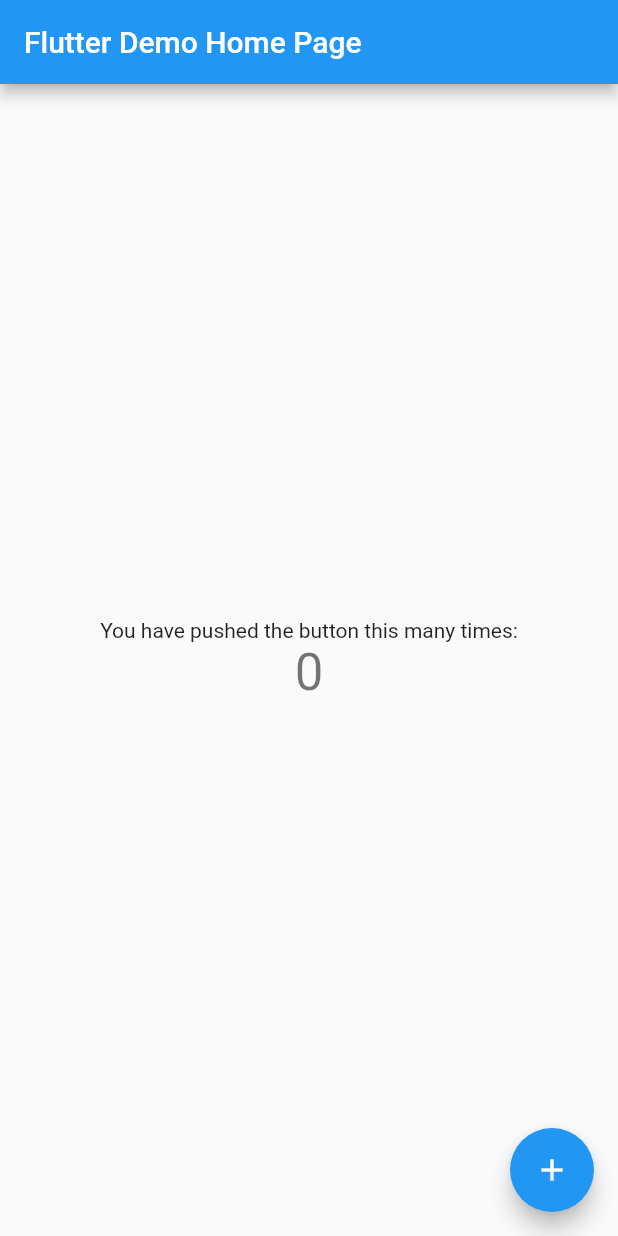
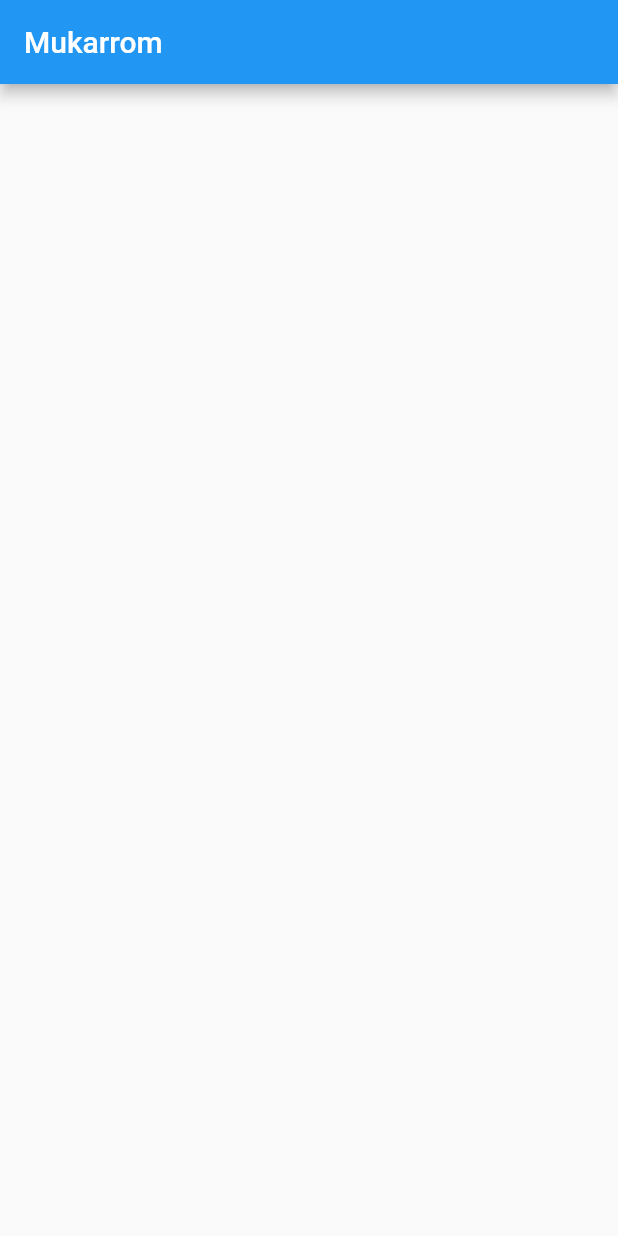
Before and after one commit to mukarrom/mmh-portfolio, a Flutter app: the screen it shows after launch, on a phone screen of 412 x 824 dp. Run offline on Flutter 3.47's test engine with Material 2 defaults, Android fonts, the phone set to English and light mode, and no system bars.

Commit message:
deleted primary project and modified with new title

```diff
--- a/lib/main.dart
+++ b/lib/main.dart
@@ -24,92 +24,21 @@ class MyApp extends StatelessWidget {
         // is not restarted.
         primarySwatch: Colors.blue,
       ),
-      home: const MyHomePage(title: 'Flutter Demo Home Page'),
+      home: const MyHomePage(title: 'Mukarrom'),
     );
   }
 }
 
-class MyHomePage extends StatefulWidget {
+class MyHomePage extends StatelessWidget {
   const MyHomePage({super.key, required this.title});
-
-  // This widget is the home page of your application. It is stateful, meaning
-  // that it has a State object (defined below) that contains fields that affect
-  // how it looks.
-
-  // This class is the configuration for the state. It holds the values (in this
-  // case the title) provided by the parent (in this case the App widget) and
-  // used by the build method of the State. Fields in a Widget subclass are
-  // always marked "final".
-
   final String title;
 
   @override
-  State<MyHomePage> createState() => _MyHomePageState();
-}
-
-class _MyHomePageState extends State<MyHomePage> {
-  int _counter = 0;
-
-  void _incrementCounter() {
-    setState(() {
-      // This call to setState tells the Flutter framework that something has
-      // changed in this State, which causes it to rerun the build method below
-      // so that the display can reflect the updated values. If we changed
-      // _counter without calling setState(), then the build method would not be
-      // called again, and so nothing would appear to happen.
-      _counter++;
-    });
-  }
-
-  @override
   Widget build(BuildContext context) {
-    // This method is rerun every time setState is called, for instance as done
-    // by the _incrementCounter method above.
-    //
-    // The Flutter framework has been optimized to make rerunning build methods
-    // fast, so that you can just rebuild anything that needs updating rather
-    // than having to individually change instances of widgets.
     return Scaffold(
       appBar: AppBar(
-        // Here we take the value from the MyHomePage object that was created by
-        // the App.build method, and use it to set our appbar title.
-        title: Text(widget.title),
+        title: Text(title),
       ),
-      body: Center(
-        // Center is a layout widget. It takes a single child and positions it
-        // in the middle of the parent.
-        child: Column(
-          // Column is also a layout widget. It takes a list of children and
-          // arranges them vertically. By default, it sizes itself to fit its
-          // children horizontally, and tries to be as tall as its parent.
-          //
-          // Invoke "debug painting" (press "p" in the console, choose the
-          // "Toggle Debug Paint" action from the Flutter Inspector in Android
-          // Studio, or the "Toggle Debug Paint" command in Visual Studio Code)
-          // to see the wireframe for each widget.
-          //
-          // Column has various properties to control how it sizes itself and
-          // how it positions its children. Here we use mainAxisAlignment to
-          // center the children vertically; the main axis here is the vertical
-          // axis because Columns are vertical (the cross axis would be
-          // horizontal).
-          mainAxisAlignment: MainAxisAlignment.center,
-          children: <Widget>[
-            const Text(
-              'You have pushed the button this many times:',
-            ),
-            Text(
-              '$_counter',
-              style: Theme.of(context).textTheme.headlineMedium,
-            ),
-          ],
-        ),
-      ),
-      floatingActionButton: FloatingActionButton(
-        onPressed: _incrementCounter,
-        tooltip: 'Increment',
-        child: const Icon(Icons.add),
-      ), // This trailing comma makes auto-formatting nicer for build methods.
     );
   }
 }
```
